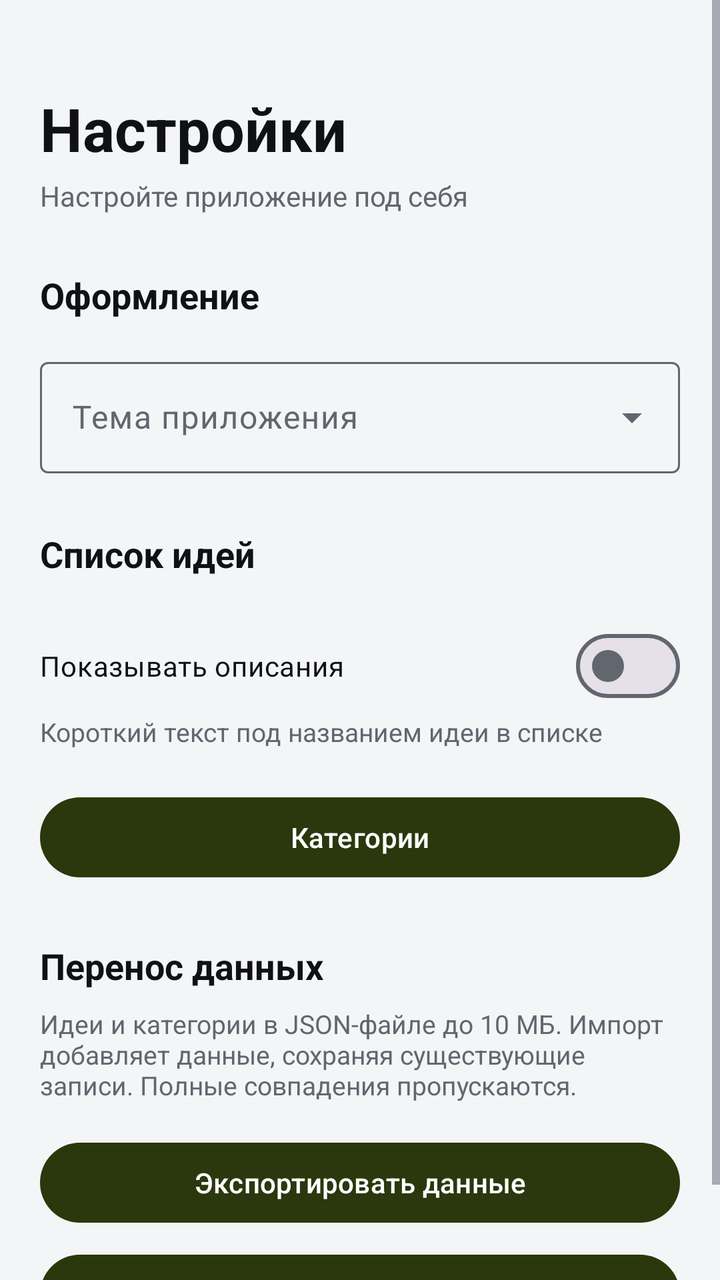
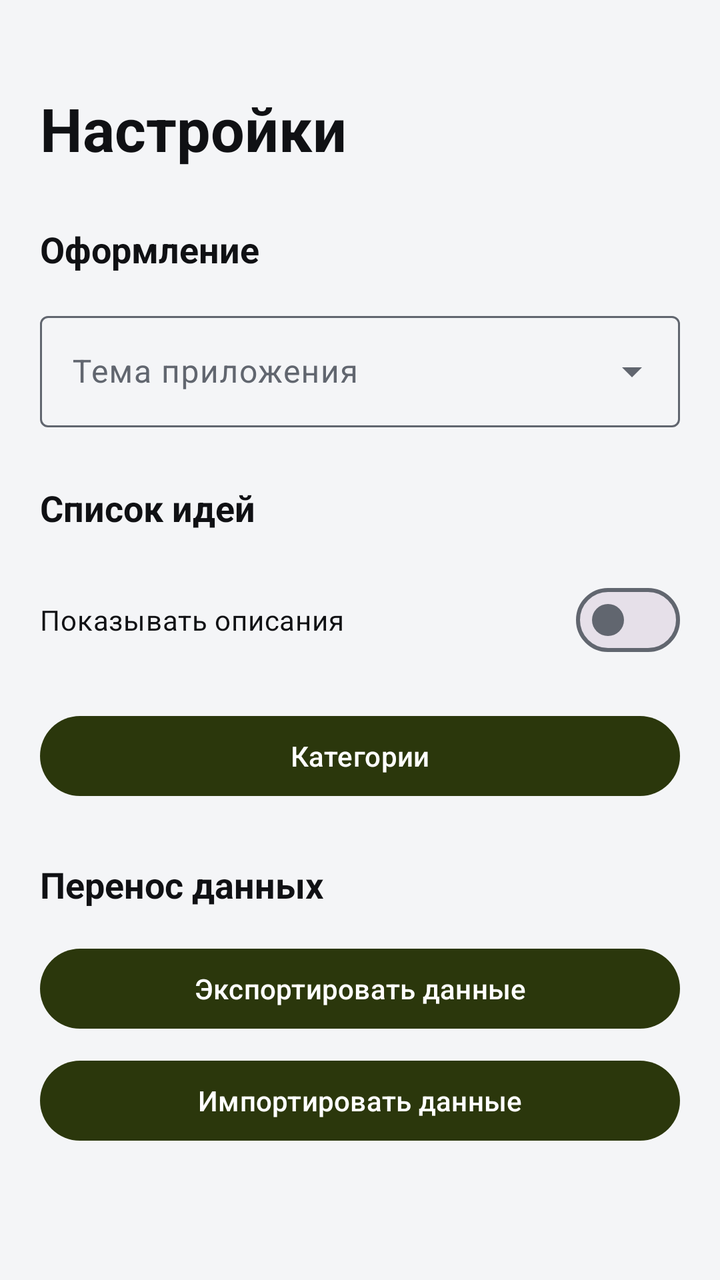

An Android layout rendered at two revisions. The XML below is the earlier revision; the diff shows what the commit changed to produce the second picture.
<!-- AndroidManifest.xml: application theme Theme.Ideas -->
<!-- res/layout/fragment_settings.xml -->
<?xml version="1.0" encoding="utf-8"?>
<ScrollView xmlns:android="http://schemas.android.com/apk/res/android"
    android:layout_width="match_parent" android:layout_height="match_parent"
    android:background="?android:attr/colorBackground" android:fillViewport="true">

    <LinearLayout
        android:layout_width="match_parent" android:layout_height="wrap_content"
        android:orientation="vertical" android:padding="20dp">

        <TextView
            android:layout_width="wrap_content" android:layout_height="wrap_content"
            android:layout_marginTop="24dp" android:text="@string/settings_title"
            android:textColor="@color/text_primary" android:textSize="30sp" android:textStyle="bold" />

        <TextView
            android:layout_width="match_parent" android:layout_height="wrap_content"
            android:layout_marginTop="4dp" android:text="@string/settings_subtitle"
            android:textColor="@color/text_secondary" android:textSize="14sp" />

        <TextView
            android:layout_width="match_parent" android:layout_height="wrap_content"
            android:layout_marginTop="28dp" android:text="@string/settings_appearance"
            android:textColor="@color/text_primary" android:textSize="18sp" android:textStyle="bold" />

        <com.google.android.material.textfield.TextInputLayout
            style="@style/Widget.Material3.TextInputLayout.OutlinedBox.ExposedDropdownMenu"
            android:layout_width="match_parent" android:layout_height="wrap_content"
            android:layout_marginTop="16dp" android:hint="@string/settings_theme" android:saveEnabled="false">
            <com.google.android.material.textfield.MaterialAutoCompleteTextView
                android:id="@+id/themeInput" android:layout_width="match_parent"
                android:layout_height="wrap_content" android:inputType="none" android:saveEnabled="false" />
        </com.google.android.material.textfield.TextInputLayout>

        <TextView
            android:layout_width="match_parent" android:layout_height="wrap_content"
            android:layout_marginTop="28dp" android:text="@string/settings_list"
            android:textColor="@color/text_primary" android:textSize="18sp" android:textStyle="bold" />

        <com.google.android.material.materialswitch.MaterialSwitch
            android:id="@+id/showDescriptionsSwitch" android:layout_width="match_parent"
            android:layout_height="wrap_content" android:minHeight="48dp" android:layout_marginTop="20dp"
            android:text="@string/settings_show_descriptions" android:textColor="@color/text_primary" />

        <TextView
            android:layout_width="match_parent" android:layout_height="wrap_content"
            android:text="@string/settings_descriptions_hint"
            android:textColor="@color/text_secondary" android:textSize="13sp" />

        <com.google.android.material.button.MaterialButton
            android:id="@+id/categoriesButton" android:layout_width="match_parent"
            android:layout_height="wrap_content" android:layout_marginTop="20dp"
            android:text="@string/categories_title" />

        <TextView
            android:layout_width="match_parent" android:layout_height="wrap_content"
            android:layout_marginTop="28dp" android:text="@string/settings_backup"
            android:textColor="@color/text_primary" android:textSize="18sp" android:textStyle="bold" />

        <TextView
            android:layout_width="match_parent" android:layout_height="wrap_content"
            android:layout_marginTop="8dp" android:text="@string/settings_backup_hint"
            android:textColor="@color/text_secondary" android:textSize="13sp" />

        <com.google.android.material.button.MaterialButton
            android:id="@+id/exportButton" android:layout_width="match_parent"
            android:layout_height="wrap_content" android:layout_marginTop="16dp"
            android:text="@string/backup_export" />

        <com.google.android.material.button.MaterialButton
            android:id="@+id/importButton" android:layout_width="match_parent"
            android:layout_height="wrap_content" android:layout_marginTop="8dp"
            android:text="@string/backup_import" />

        <ProgressBar
            android:id="@+id/transferProgress" android:layout_width="32dp"
            android:layout_height="32dp" android:layout_gravity="center_horizontal"
            android:layout_marginTop="12dp" android:visibility="gone"
            android:indeterminateTint="@color/accent" />
    </LinearLayout>
</ScrollView>
<!-- resources referenced by this layout -->
<resources>
  <color name="accent">#2B370C</color>
  <color name="text_primary">#101114</color>
  <color name="text_secondary">#61666F</color>
  <string name="backup_export">Экспортировать данные</string>
  <string name="backup_import">Импортировать данные</string>
  <string name="categories_title">Категории</string>
  <string name="settings_appearance">Оформление</string>
  <string name="settings_backup">Перенос данных</string>
  <string name="settings_backup_hint">Идеи и категории в JSON-файле до 10 МБ. Импорт добавляет данные, сохраняя существующие записи. Полные совпадения пропускаются.</string>
  <string name="settings_descriptions_hint">Короткий текст под названием идеи в списке</string>
  <string name="settings_list">Список идей</string>
  <string name="settings_show_descriptions">Показывать описания</string>
  <string name="settings_subtitle">Настройте приложение под себя</string>
  <string name="settings_theme">Тема приложения</string>
  <string name="settings_title">Настройки</string>
  <style name="Theme.Ideas" parent="Base.Theme.Ideas" />
  <style name="Base.Theme.Ideas" parent="Theme.Material3.DayNight.NoActionBar">
          <item name="colorPrimary">@color/accent</item>
          <item name="colorOnPrimary">@color/on_accent</item>
          <item name="colorSecondary">@color/accent</item>
          <item name="colorOnSecondary">@color/on_accent</item>
          <item name="colorSecondaryContainer">@color/surface_variant</item>
          <item name="colorOnSecondaryContainer">@color/accent</item>
          <item name="colorOnSurfaceVariant">@color/text_secondary</item>
          <item name="colorOutline">@color/text_secondary</item>
  
          <item name="android:colorBackground">@color/background</item>
          <item name="colorSurface">@color/surface</item>
          <item name="colorSurfaceVariant">@color/surface_variant</item>
          <item name="colorOnSurface">@color/text_primary</item>
          <item name="colorOnBackground">@color/text_primary</item>
  
          <item name="android:statusBarColor">@color/background</item>
          <item name="android:navigationBarColor">@color/background</item>
          <item name="android:windowLightStatusBar">@bool/light_system_bars</item>
          <item name="android:textColorPrimary">@color/text_primary</item>
          <item name="android:textColorSecondary">@color/text_secondary</item>
      </style>
  <color name="on_accent">#FFFFFF</color>
  <color name="surface_variant">#EBEDF0</color>
  <color name="background">#F4F5F7</color>
  <color name="surface">#FFFFFF</color>
</resources>

<!-- the commit's change to res/layout/fragment_settings.xml (unified diff, before → after) -->
@@ -11,11 +11,6 @@
             android:layout_width="wrap_content" android:layout_height="wrap_content"
             android:layout_marginTop="24dp" android:text="@string/settings_title"
             android:textColor="@color/text_primary" android:textSize="30sp" android:textStyle="bold" />
-
-        <TextView
-            android:layout_width="match_parent" android:layout_height="wrap_content"
-            android:layout_marginTop="4dp" android:text="@string/settings_subtitle"
-            android:textColor="@color/text_secondary" android:textSize="14sp" />
 
         <TextView
             android:layout_width="match_parent" android:layout_height="wrap_content"
@@ -41,11 +36,6 @@
             android:layout_height="wrap_content" android:minHeight="48dp" android:layout_marginTop="20dp"
             android:text="@string/settings_show_descriptions" android:textColor="@color/text_primary" />
 
-        <TextView
-            android:layout_width="match_parent" android:layout_height="wrap_content"
-            android:text="@string/settings_descriptions_hint"
-            android:textColor="@color/text_secondary" android:textSize="13sp" />
-
         <com.google.android.material.button.MaterialButton
             android:id="@+id/categoriesButton" android:layout_width="match_parent"
             android:layout_height="wrap_content" android:layout_marginTop="20dp"
@@ -55,11 +45,6 @@
             android:layout_width="match_parent" android:layout_height="wrap_content"
             android:layout_marginTop="28dp" android:text="@string/settings_backup"
             android:textColor="@color/text_primary" android:textSize="18sp" android:textStyle="bold" />
-
-        <TextView
-            android:layout_width="match_parent" android:layout_height="wrap_content"
-            android:layout_marginTop="8dp" android:text="@string/settings_backup_hint"
-            android:textColor="@color/text_secondary" android:textSize="13sp" />
 
         <com.google.android.material.button.MaterialButton
             android:id="@+id/exportButton" android:layout_width="match_parent"
<!-- resource entries referenced after the edit -->
@@ -8,11 +8,8 @@
   <string name="categories_title">Категории</string>
   <string name="settings_appearance">Оформление</string>
   <string name="settings_backup">Перенос данных</string>
-  <string name="settings_backup_hint">Идеи и категории в JSON-файле до 10 МБ. Импорт добавляет данные, сохраняя существующие записи. Полные совпадения пропускаются.</string>
-  <string name="settings_descriptions_hint">Короткий текст под названием идеи в списке</string>
   <string name="settings_list">Список идей</string>
   <string name="settings_show_descriptions">Показывать описания</string>
-  <string name="settings_subtitle">Настройте приложение под себя</string>
   <string name="settings_theme">Тема приложения</string>
   <string name="settings_title">Настройки</string>
   <style name="Theme.Ideas" parent="Base.Theme.Ideas" />
